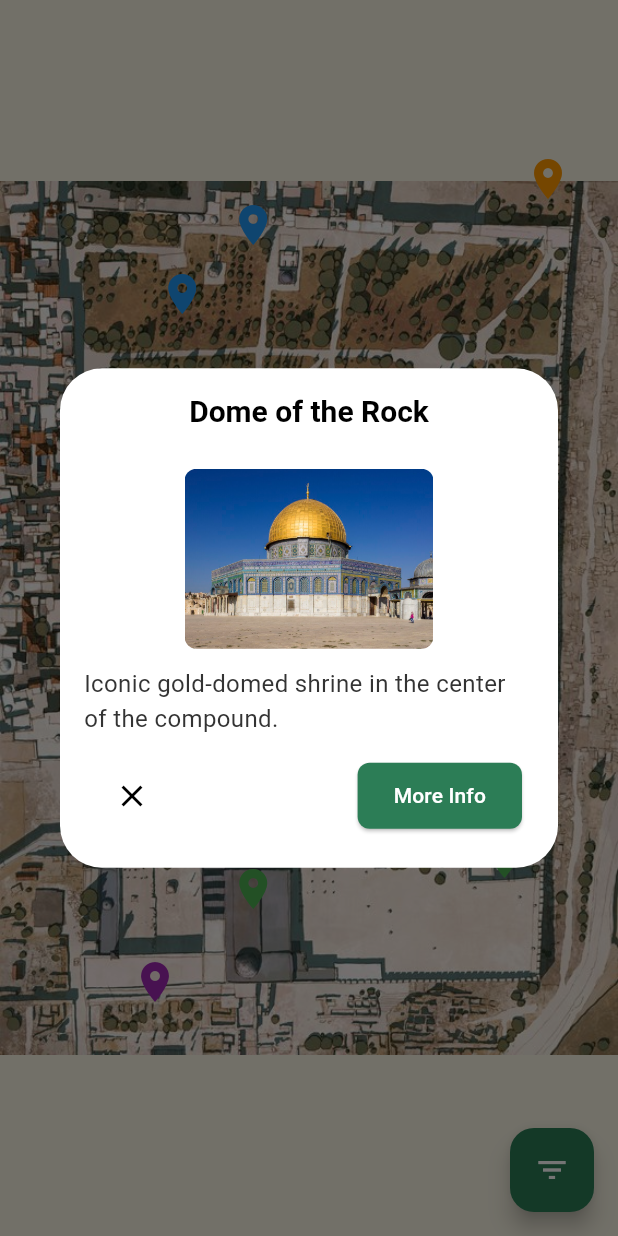
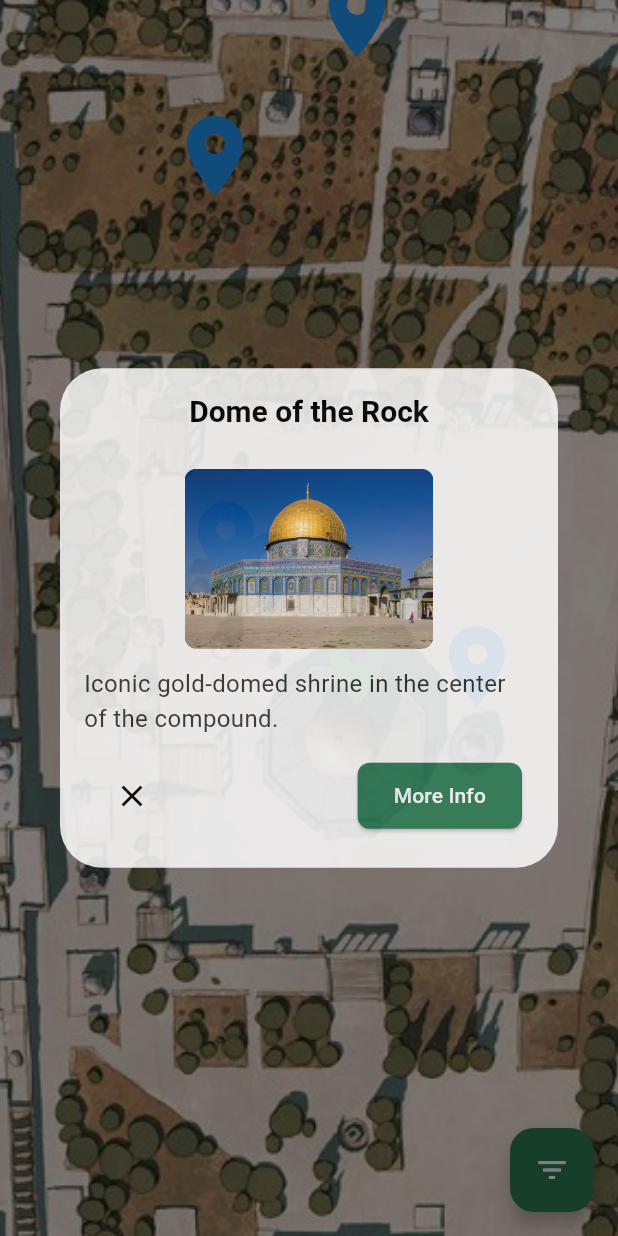
Before and after one commit to othman98shawgan/Al-Aqsa-guide, a Flutter app: the MapScreen screen opened directly, after a tap on the "location on" icon, on a phone screen of 412 x 824 dp. Run offline on Flutter 3.47's test engine with Material 3 defaults, Android fonts, the phone set to English and light mode, and no system bars; our stand-ins replace flutter_dotenv; Roboto replaces fonts that are missing (Segoe UI).

Commit message:
support zoom in on selected landmark

```diff
--- a/lib/screens/map_screen.dart
+++ b/lib/screens/map_screen.dart
@@ -11,7 +11,7 @@
   State<MapScreen> createState() => _MapScreenState();
 }
 
-class _MapScreenState extends State<MapScreen> {
+class _MapScreenState extends State<MapScreen> with TickerProviderStateMixin {
   final List<Landmark> allLandmarks = landmarkData
       .map((data) => Landmark(
             id: data['id'],
@@ -33,6 +33,19 @@
   };
 
   bool showFilterOptions = false;
+  late TransformationController _transformationController;
+
+  @override
+  void initState() {
+    super.initState();
+    _transformationController = TransformationController();
+  }
+
+  @override
+  void dispose() {
+    _transformationController.dispose();
+    super.dispose();
+  }
 
   void toggleFilter(String type) {
     setState(() {
@@ -59,6 +72,41 @@
         _openLandmarkDialog(context, landmark);
       }
     }
+  }
+
+  Future<void> _handleLandmarkTap(BuildContext context, Landmark landmark, double x, double y) async {
+    final matrix = Matrix4.identity();
+    final zoom = 2.0;
+    final size = MediaQuery.of(context).size;
+    final dx = -(x * zoom - size.width / 2);
+    final dy = -(y * zoom - size.height / 2);
+
+    matrix.translate(dx, dy);
+    matrix.scale(zoom);
+
+    await _animateZoom(matrix);
+    await Future.delayed(const Duration(milliseconds: 150));
+
+    _openLandmarkDialog(context, landmark);
+  }
+
+  Future<void> _animateZoom(Matrix4 targetMatrix) async {
+    final controller = AnimationController(
+      vsync: this,
+      duration: const Duration(milliseconds: 300),
+    );
+
+    final animation = Matrix4Tween(
+      begin: _transformationController.value,
+      end: targetMatrix,
+    ).animate(CurvedAnimation(parent: controller, curve: Curves.easeInOut));
+
+    controller.addListener(() {
+      _transformationController.value = animation.value;
+    });
+
+    await controller.forward();
+    controller.dispose();
   }
 
   Color _getColorByType(String type) {
@@ -128,6 +176,7 @@
       body: LayoutBuilder(
         builder: (context, constraints) {
           return InteractiveViewer(
+            transformationController: _transformationController,
             minScale: 1,
             maxScale: 4,
             child: Stack(
@@ -146,7 +195,7 @@
                     top: y,
                     left: x,
                     color: _getColorByType(lm.type ?? ''),
-                    onTap: () => _openLandmarkDialog(context, lm),
+                    onTap: () => _handleLandmarkTap(context, lm, x, y),
                   );
                 }),
               ],
```
